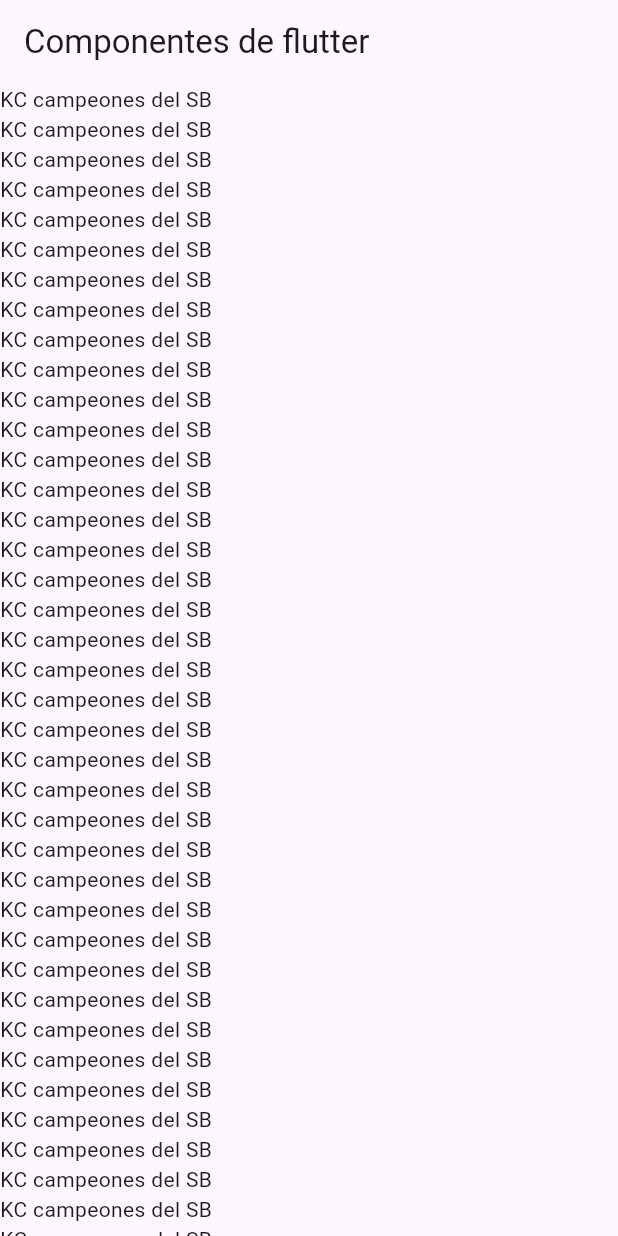
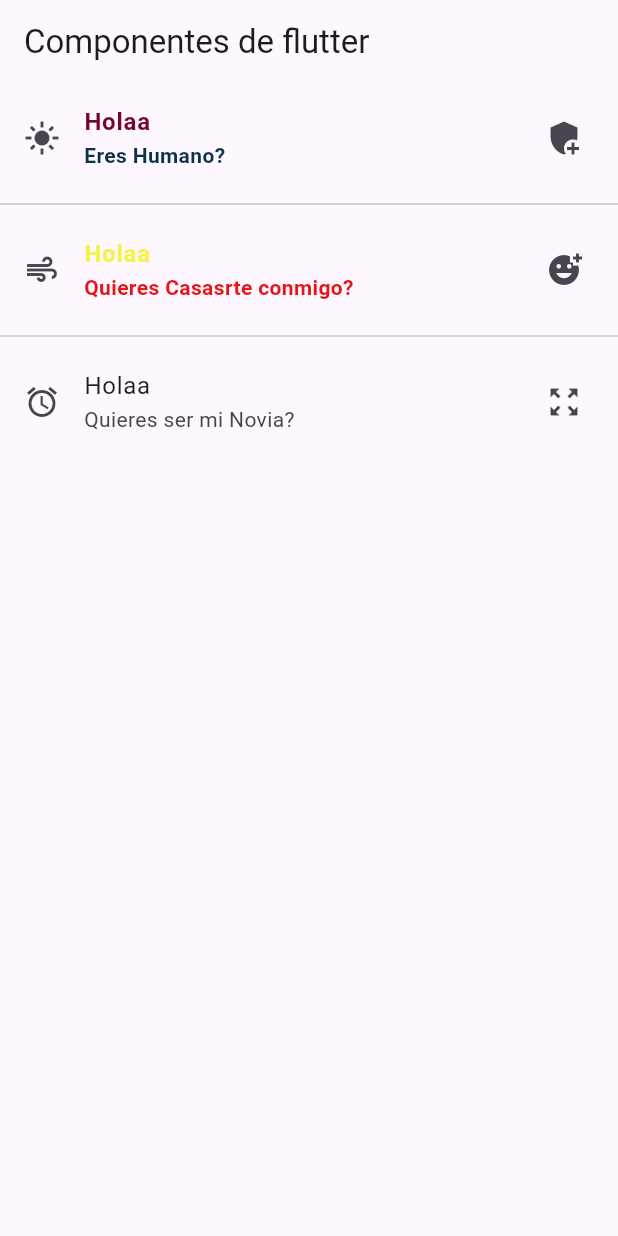
Before and after one commit to ICarlos-18/componentes_flotter, a Flutter app: the screen it shows after launch, on a phone screen of 412 x 824 dp. Run offline on Flutter 3.47's test engine with Material 3 defaults, Android fonts, the phone set to English and light mode, and no system bars.

Commit message:
Adding ListTitle to the ListView

```diff
--- a/lib/home_screen.dart
+++ b/lib/home_screen.dart
@@ -11,107 +11,35 @@ class HomeScreen extends StatelessWidget {
         ),
         body: ListView(
           children: const [
-            Text('KC campeones del SB'),
-            Text('KC campeones del SB'),
-            Text('KC campeones del SB'),
-            Text('KC campeones del SB'),
-            Text('KC campeones del SB'),
-            Text('KC campeones del SB'),
-            Text('KC campeones del SB'),
-            Text('KC campeones del SB'),
-            Text('KC campeones del SB'),
-            Text('KC campeones del SB'),
-            Text('KC campeones del SB'),
-            Text('KC campeones del SB'),
-            Text('KC campeones del SB'),
-            Text('KC campeones del SB'),
-            Text('KC campeones del SB'),
-            Text('KC campeones del SB'),
-            Text('KC campeones del SB'),
-            Text('KC campeones del SB'),
-            Text('KC campeones del SB'),
-            Text('KC campeones del SB'),
-            Text('KC campeones del SB'),
-            Text('KC campeones del SB'),
-            Text('KC campeones del SB'),
-            Text('KC campeones del SB'),
-            Text('KC campeones del SB'),
-            Text('KC campeones del SB'),
-            Text('KC campeones del SB'),
-            Text('KC campeones del SB'),
-            Text('KC campeones del SB'),
-            Text('KC campeones del SB'),
-            Text('KC campeones del SB'),
-            Text('KC campeones del SB'),
-            Text('KC campeones del SB'),
-            Text('KC campeones del SB'),
-            Text('KC campeones del SB'),
-            Text('KC campeones del SB'),
-            Text('KC campeones del SB'),
-            Text('KC campeones del SB'),
-            Text('KC campeones del SB'),
-            Text('KC campeones del SB'),
-            Text('KC campeones del SB'),
-            Text('KC campeones del SB'),
-            Text('KC campeones del SB'),
-            Text('KC campeones del SB'),
-            Text('KC campeones del SB'),
-            Text('KC campeones del SB'),
-            Text('KC campeones del SB'),
-            Text('KC campeones del SB'),
-            Text('KC campeones del SB'),
-            Text('KC campeones del SB'),
-            Text('KC campeones del SB'),
-            Text('KC campeones del SB'),
-            Text('KC campeones del SB'),
-            Text('KC campeones del SB'),
-            Text('KC campeones del SB'),
-            Text('KC campeones del SB'),
-            Text('KC campeones del SB'),
-            Text('KC campeones del SB'),
-            Text('KC campeones del SB'),
-            Text('KC campeones del SB'),
-            Text('KC campeones del SB'),
-            Text('KC campeones del SB'),
-            Text('KC campeones del SB'),
-            Text('KC campeones del SB'),
-            Text('KC campeones del SB'),
-            Text('KC campeones del SB'),
-            Text('KC campeones del SB'),
-            Text('KC campeones del SB'),
-            Text('KC campeones del SB'),
-            Text('KC campeones del SB'),
-            Text('KC campeones del SB'),
-            Text('KC campeones del SB'),
-            Text('KC campeones del SB'),
-            Text('KC campeones del SB'),
-            Text('KC campeones del SB'),
-            Text('KC campeones del SB'),
-            Text('KC campeones del SB'),
-            Text('KC campeones del SB'),
-            Text('KC campeones del SB'),
-            Text('KC campeones del SB'),
-            Text('KC campeones del SB'),
-            Text('KC campeones del SB'),
-            Text('KC campeones del SB'),
-            Text('KC campeones del SB'),
-            Text('KC campeones del SB'),
-            Text('KC campeones del SB'),
-            Text('KC campeones del SB'),
-            Text('KC campeones del SB'),
-            Text('KC campeones del SB'),
-            Text('KC campeones del SB'),
-            Text('KC campeones del SB'),
-            Text('KC campeones del SB'),
-            Text('KC campeones del SB'),
-            Text('KC campeones del SB'),
-            Text('KC campeones del SB'),
-            Text('KC campeones del SB'),
-            Text('KC campeones del SB'),
-            Text('KC campeones del SB'),
-            Text('KC campeones del SB'),
-            Text('KC campeones del SB'),
-            Text('KC campeones del SB'),
+            ListTile(
+              leading: Icon(Icons.light_mode_sharp),
+            title: Text('Holaa',
+            style: TextStyle(color: Color.fromARGB(255, 118, 5, 46),
+            fontWeight: FontWeight.bold),),
+            subtitle: Text('Eres Humano?',
+            style: TextStyle(color: Color.fromARGB(255, 10, 51, 73),
+            fontWeight: FontWeight.bold),
+            ),
+            trailing: Icon(Icons.add_moderator),
+            ),
+            Divider(),
+            ListTile(
+              leading: Icon(Icons.air_sharp),
+            title: Text('Holaa',
+            style: TextStyle(color: Color.fromARGB(255, 243, 243, 76),
+            fontWeight: FontWeight.bold),),
+            subtitle: Text('Quieres Casasrte conmigo?',
+            style: TextStyle(color: Color.fromARGB(255, 230, 20, 20),
+            fontWeight: FontWeight.bold),),
+            trailing: Icon(Icons.add_reaction_sharp),
+            ),
+            Divider(),
+            ListTile(
+              leading: Icon(Icons.alarm),
+            title: Text('Holaa'),
+            subtitle: Text('Quieres ser mi Novia?'),
+            trailing: Icon(Icons.zoom_out_map),
+          ),
         ],
       ),
     );
```
